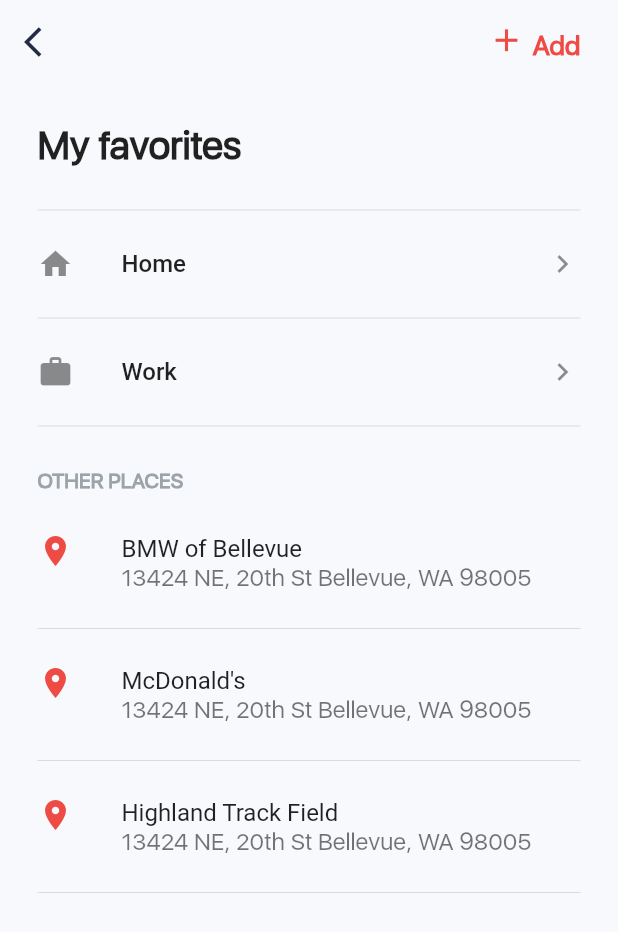
After one commit to olayemii/uberr-ui, a Flutter app: the Favorites screen opened by its route, on a phone screen of 412 x 824 dp. The commit adds this screen. Shown: the top 932 px of the screen. Run offline on Flutter 3.47's test engine with Material 2 defaults, Android fonts, the phone set to English and light mode, and no system bars; our stand-ins replace bubble, font_awesome_flutter, google_maps_flutter; missing offline and left inert: iso_countries; project files that could hold a hidden picture were left out.

Commit message:
FIX: more screens

```diff
--- a/lib/main.dart
+++ b/lib/main.dart
@@ -12,7 +12,7 @@ void main() {
         debugShowCheckedModeBanner: false,
         onGenerateRoute: onGenerateRoute,
         theme: ThemeScheme.light(),
-        initialRoute: ChatRiderRoute,
+        initialRoute: UpdateFavoritesRoute,
       ),
     ),
   );
--- /dev/null
+++ b/lib/screens/favorites.dart
@@ -0,0 +1,128 @@
+import 'package:flutter/material.dart';
+import 'package:uberr/models/place.dart';
+import 'package:uberr/router.dart';
+import 'package:uberr/widgets/location_card.dart';
+
+class Favorites extends StatelessWidget {
+  final List<Place> _places = [
+    Place(
+        name: "BMW of Bellevue",
+        address: "13424 NE, 20th St Bellevue, WA 98005"),
+    Place(name: "McDonald's", address: "13424 NE, 20th St Bellevue, WA 98005"),
+    Place(
+        name: "Highland Track Field",
+        address: "13424 NE, 20th St Bellevue, WA 98005"),
+  ];
+  @override
+  Widget build(BuildContext context) {
+    final ThemeData _theme = Theme.of(context);
+    return Scaffold(
+      appBar: AppBar(
+        backgroundColor: _theme.scaffoldBackgroundColor,
+        automaticallyImplyLeading: false,
+        elevation: 0.0,
+        leading: IconButton(
+          icon: Icon(Icons.arrow_back_ios),
+          onPressed: () {
+            if (Navigator.of(context).canPop()) {
+              Navigator.of(context).pop();
+            }
+          },
+        ),
+        actions: <Widget>[
+          GestureDetector(
+            onTap: () {
+              Navigator.of(context).pushNamed(RegisterRoute);
+            },
+            child: Container(
+              alignment: Alignment.center,
+              padding: EdgeInsets.only(right: 25.0),
+              child: Wrap(
+                children: <Widget>[
+                  Icon(
+                    Icons.add,
+                    size: 25.0,
+                    color: _theme.primaryColor,
+                  ),
+                  SizedBox(
+                    width: 5.0,
+                  ),
+                  Text(
+                    "Add",
+                    style: TextStyle(
+                      color: _theme.primaryColor,
+                      fontSize: 18.0,
+                      height: 1.5,
+                      fontWeight: FontWeight.w700,
+                    ),
+                  ),
+                ],
+              ),
+            ),
+          ),
+        ],
+      ),
+      body: Container(
+        padding: EdgeInsets.all(25.0),
+        child: Column(
+          crossAxisAlignment: CrossAxisAlignment.stretch,
+          children: <Widget>[
+            Text(
+              "My favorites",
+              style: _theme.textTheme.title.merge(TextStyle(fontSize: 26.0)),
+            ),
+            SizedBox(
+              height: 20.0,
+            ),
+            Divider(),
+            ListTile(
+              contentPadding: EdgeInsets.symmetric(
+                horizontal: 0.0,
+              ),
+              leading: Icon(Icons.home),
+              title: Text(
+                "Home",
+                style: TextStyle(fontWeight: FontWeight.w500),
+              ),
+              trailing: Icon(Icons.chevron_right),
+            ),
+            Divider(),
+            ListTile(
+              contentPadding: EdgeInsets.symmetric(
+                horizontal: 0.0,
+              ),
+              leading: Icon(Icons.work),
+              title: Text(
+                "Work",
+                style: TextStyle(fontWeight: FontWeight.w500),
+              ),
+              trailing: Icon(Icons.chevron_right),
+            ),
+            Divider(),
+            SizedBox(
+              height: 20.0,
+            ),
+            Text(
+              "OTHER PLACES",
+              style: TextStyle(
+                fontWeight: FontWeight.w700,
+                fontSize: 14.0,
+                color: Color(0xFF9CA4AA),
+              ),
+            ),
+            SizedBox(
+              height: 10.0,
+            ),
+            Column(
+              children: _places
+                  .map(
+                    (place) => LocationCard(place),
+                  )
+                  .toList(),
+            )
+          ],
+        ),
+      ),
+    );
+  }
+}
--- /dev/null
+++ b/lib/widgets/location_card.dart
@@ -0,0 +1,26 @@
+import 'package:flutter/material.dart';
+import 'package:uberr/models/place.dart';
+
+class LocationCard extends StatelessWidget {
+  final Place place;
+  LocationCard(place) : this.place = place;
+
+  @override
+  Widget build(BuildContext context) {
+    final ThemeData _theme = Theme.of(context);
+    return Column(
+      children: <Widget>[
+        ListTile(
+          contentPadding: EdgeInsets.symmetric(horizontal: 0.0, vertical: 0.0),
+          leading: Icon(
+            Icons.location_on,
+            color: _theme.primaryColor,
+          ),
+          title: Text(place.name),
+          subtitle: Text(place.address),
+        ),
+        Divider(),
+      ],
+    );
+  }
+}
```
Also changed, not shown: lib/router.dart (+10 -0 lines), lib/screens/destination_view.dart (+2 -10 lines), lib/screens/payment.dart (+4 -4 lines), lib/screens/update_favorite.dart (added, +140 -0 lines).
